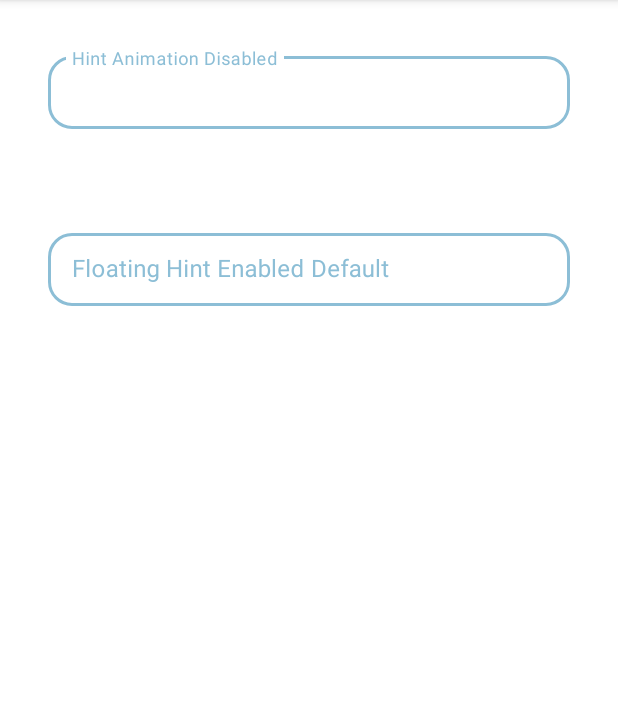
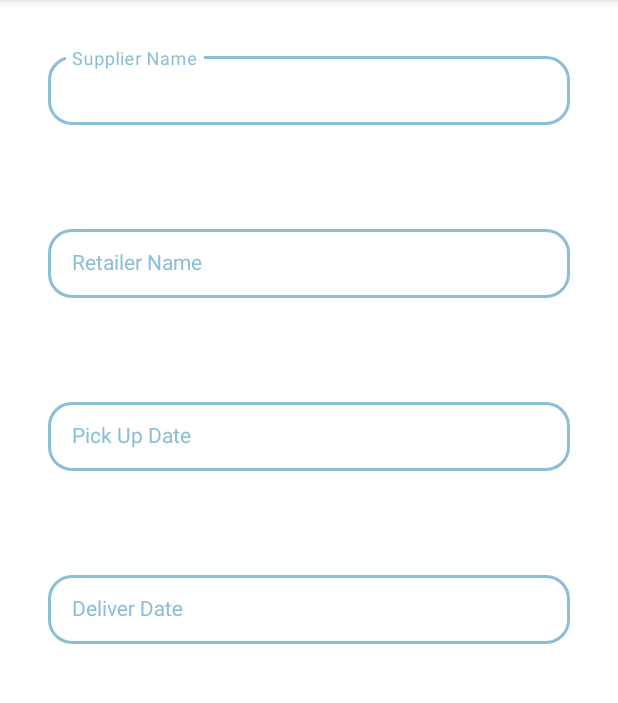
Before and after one commit to babarshamsi/SupplyChainAppUsingBlockChain, an Android app: the SupplierActivity screen opened directly, with no data from a screen before it, on a phone screen of 412 x 824 dp, the part 84-787 px from its top. Run offline under Robolectric (Android 15) with nearby library versions, the phone set to English and light mode, and no system bars.

Commit message:
* Initial Calendar Setup Done * TextFields has become non editable

```diff
--- a/app/build.gradle
+++ b/app/build.gradle
@@ -5,7 +5,7 @@ plugins {
 }
 
 android {
-    compileSdkVersion 30
+    compileSdkVersion 31
     buildToolsVersion "30.0.3"
 
     defaultConfig {
@@ -39,7 +39,7 @@ dependencies {
     implementation 'androidx.core:core-ktx:1.3.2'
     implementation 'androidx.appcompat:appcompat:1.3.1'
     implementation 'androidx.legacy:legacy-support-v4:1.0.0'
-    implementation 'com.google.android.material:material:1.4.0'
+    implementation 'com.google.android.material:material:1.6.0-alpha01'
     implementation 'androidx.constraintlayout:constraintlayout:2.1.0'
     testImplementation 'junit:junit:4.+'
     androidTestImplementation 'androidx.test.ext:junit:1.1.2'
--- /dev/null
+++ b/app/src/main/java/Extensions/MixExtensions.kt
@@ -0,0 +1,5 @@
+package Extensions
+
+import com.google.android.material.datepicker.DateSelector
+
+private fun DateSelector<*>.unWrap() = 0f
--- a/app/src/main/java/com/pg/clubpampers/android/de/supplychainapp/SupplierActivity.kt
+++ b/app/src/main/java/com/pg/clubpampers/android/de/supplychainapp/SupplierActivity.kt
@@ -2,11 +2,60 @@ package com.pg.clubpampers.android.de.supplychainapp
 
 import android.os.Bundle
 import androidx.appcompat.app.AppCompatActivity
+import com.google.android.material.datepicker.MaterialDatePicker
+import kotlinx.android.synthetic.main.activity_supplier.*
+import java.text.SimpleDateFormat
+import java.util.*
 
 class SupplierActivity : AppCompatActivity() {
+
     override fun onCreate(savedInstanceState: Bundle?) {
         super.onCreate(savedInstanceState)
         setContentView(R.layout.activity_supplier)
-//        setupListeners()
+        setUpPickUpDate()
+        setUpDeliverDate()
+    }
+
+    private fun setUpPickUpDate() {
+        val datePickerForPickUp =
+            MaterialDatePicker.Builder.datePicker()
+        datePickerForPickUp.setTitleText("Select date")
+            .build()
+        val pickerForPickUp = datePickerForPickUp.build()
+        pickUpDate?.setOnClickListener {
+            pickerForPickUp.show(supportFragmentManager, "tag")
+        }
+        pickerForPickUp.addOnPositiveButtonClickListener {
+            val timeZoneUTC: TimeZone = TimeZone.getDefault()
+            val offsetFromUTC: Int = timeZoneUTC.getOffset(Date().time) * -1
+            val simpleFormat = SimpleDateFormat("dd, MMM yyyy", Locale.US)
+            val date = Date(it + offsetFromUTC)
+            pickUpDate?.setText(simpleFormat.format(date))
+
+        }
+    }
+
+    private fun setUpDeliverDate() {
+        val datePickerForDeliver =
+            MaterialDatePicker.Builder.datePicker()
+        datePickerForDeliver.setTitleText("Select date")
+            .build()
+        val pickerForDeliver = datePickerForDeliver.build()
+        deliverDate?.setOnClickListener {
+            pickerForDeliver.show(supportFragmentManager, "tag")
+        }
+
+        pickerForDeliver.addOnPositiveButtonClickListener {
+            val timeZoneUTC: TimeZone = TimeZone.getDefault()
+            val offsetFromUTC: Int = timeZoneUTC.getOffset(Date().time) * -1
+            val simpleFormat = SimpleDateFormat("dd, MMM yyyy", Locale.US)
+            val date = Date(it + offsetFromUTC)
+            deliverDate?.setText(simpleFormat.format(date))
+
+        }
+    }
+
+    private fun setupListeners() {
+
     }
 }
--- a/app/src/main/res/layout/activity_supplier.xml
+++ b/app/src/main/res/layout/activity_supplier.xml
@@ -25,8 +25,28 @@
                 android:id="@+id/supplierName"
                 android:layout_width="match_parent"
                 android:layout_height="wrap_content"
-                android:backgroundTint="@color/cornFlowerBlue"
-                android:hint="Hint Animation Disabled" />
+                style="@style/TextInputLayoutEditTextStyle"
+                android:hint="@string/supplier_name" />
+
+        </com.google.android.material.textfield.TextInputLayout>
+
+        <com.google.android.material.textfield.TextInputLayout
+            android:layout_width="match_parent"
+            android:layout_height="match_parent"
+            android:layout_margin="@dimen/extra_large_space"
+            style="@style/TextInputLayoutStyle"
+            android:textColorHint="@color/cornFlowerBlue"
+            app:boxBackgroundMode="outline"
+            app:endIconMode="clear_text"
+            app:endIconTint="@color/cornFlowerBlue"
+            app:shapeAppearance="@style/Rounded">
+
+            <com.google.android.material.textfield.TextInputEditText
+                android:id="@+id/retailerName"
+                android:layout_width="match_parent"
+                android:layout_height="wrap_content"
+                style="@style/TextInputLayoutEditTextStyle"
+                android:hint="@string/retailer_name" />
 
         </com.google.android.material.textfield.TextInputLayout>
 
@@ -45,12 +65,38 @@
                 android:id="@+id/pickUpDate"
                 android:layout_width="match_parent"
                 android:layout_height="wrap_content"
-                android:backgroundTint="@color/cornFlowerBlue"
-                android:hint="Floating Hint Enabled Default" />
+                style="@style/TextInputLayoutEditTextStyle"
+                android:clickable="false"
+                android:cursorVisible="false"
+                android:focusable="false"
+                android:focusableInTouchMode="false"
+                android:hint="@string/pick_up_date" />
 
         </com.google.android.material.textfield.TextInputLayout>
 
+        <com.google.android.material.textfield.TextInputLayout
+            android:layout_width="match_parent"
+            android:layout_height="match_parent"
+            android:layout_margin="@dimen/extra_large_space"
+            style="@style/TextInputLayoutStyle"
+            android:textColorHint="@color/cornFlowerBlue"
+            app:boxBackgroundMode="outline"
+            app:endIconMode="clear_text"
+            app:endIconTint="@color/cornFlowerBlue"
+            app:shapeAppearance="@style/Rounded">
 
+            <com.google.android.material.textfield.TextInputEditText
+                android:id="@+id/deliverDate"
+                android:layout_width="match_parent"
+                android:layout_height="wrap_content"
+                style="@style/TextInputLayoutEditTextStyle"
+                android:clickable="false"
+                android:cursorVisible="false"
+                android:focusable="false"
+                android:focusableInTouchMode="false"
+                android:hint="@string/deliver_date" />
+
+        </com.google.android.material.textfield.TextInputLayout>
 
     </LinearLayout>
 </ScrollView>
--- a/app/src/main/res/values/colors.xml
+++ b/app/src/main/res/values/colors.xml
@@ -13,6 +13,7 @@
     <color name="coral">#00ADF2</color>
     <color name="coralDark">#009AEE</color>
     <color name="gray">#B6B6B6</color>
+    <color name="darkGray">#A9A9A9</color>
     <color name="lightGray">#D3D3D3</color>
 
     <color name="mtrl_textinput_default_box_stroke_color">@color/cornFlowerBlue</color>
--- a/app/src/main/res/values/strings.xml
+++ b/app/src/main/res/values/strings.xml
@@ -6,4 +6,9 @@
     <string name="supplier">Supplier</string>
     <string name="consumer">Consumer</string>
 
+    <string name="supplier_name">Supplier Name</string>
+    <string name="retailer_name">Retailer Name</string>
+    <string name="pick_up_date">Pick Up Date</string>
+    <string name="deliver_date">Deliver Date</string>
+
 </resources>
--- a/app/src/main/res/values/styles.xml
+++ b/app/src/main/res/values/styles.xml
@@ -40,5 +40,14 @@
         <item name="hintTextColor">@color/cornFlowerBlue</item>
     </style>
 
+    <style name="TextInputLayoutEditTextStyle" parent = "Widget.MaterialComponents.TextInputLayout.OutlinedBox.Dense">
+      <item name="android:textColor">@color/darkGray</item>
+        <item name="backgroundTint">@color/cornFlowerBlue</item>
+    </style>
+
+    <style name="CustomCalenderStyle" parent = "ShapeAppearanceOverlay.MaterialComponents.MaterialCalendar.Day">
+        <item name="android:textColor">@color/darkGray</item>
+    </style>
+
 
 </resources>
```
